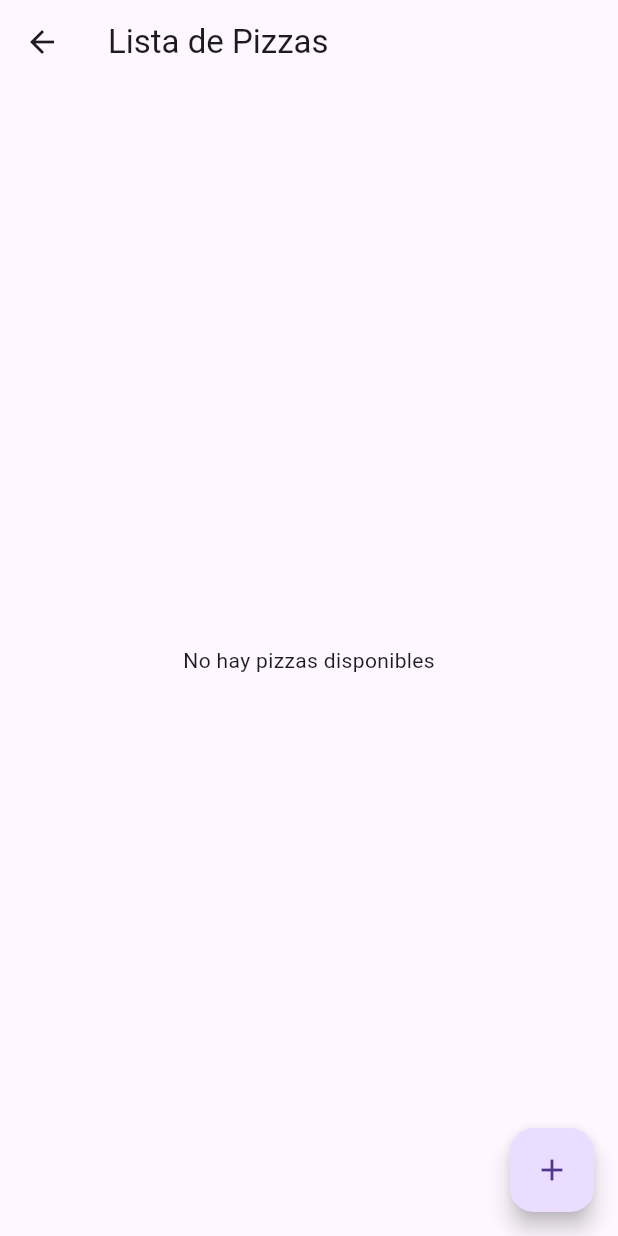
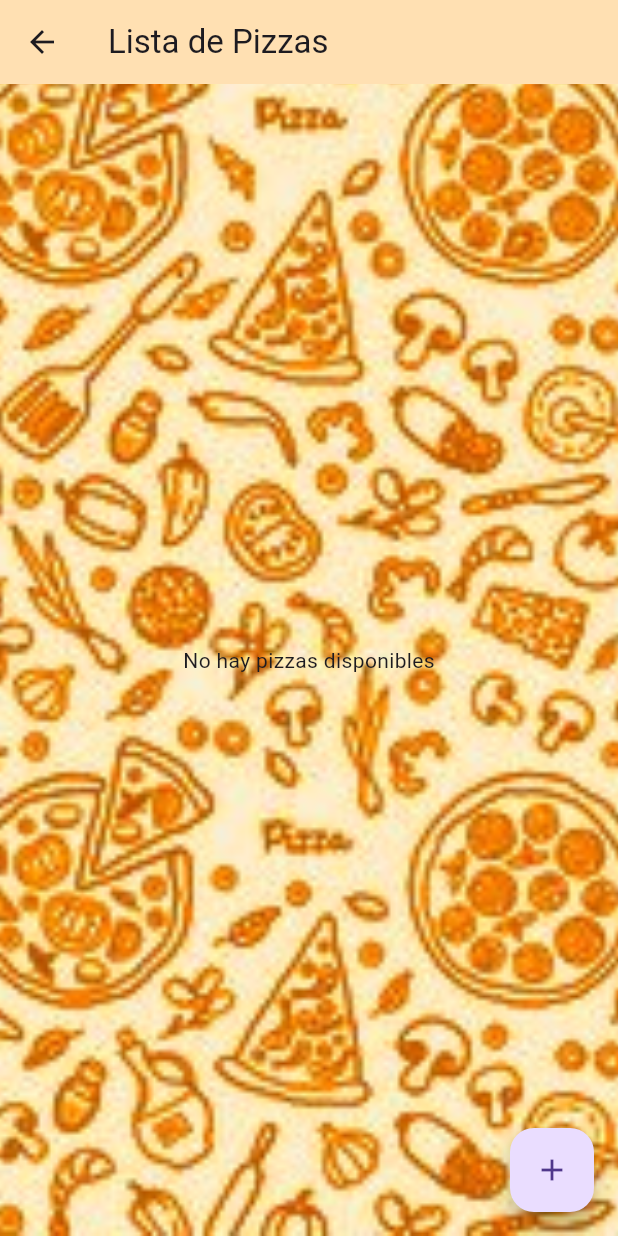
Before and after one commit to HaroldArguelloNic/mynapopizza, a Flutter app: the ProductoPage screen opened by its route, on a phone screen of 412 x 824 dp. Run offline on Flutter 3.47's test engine with Material 3 defaults, Android fonts, the phone set to English and light mode, and no system bars; our stand-ins replace cloud_firestore, firebase_auth, firebase_core, firebase_messaging, firebase_storage, hive and 1 more; missing offline and left inert: mysql_client; accounts and stored records are empty; network calls fail.

Commit message:
aplicacion de background

```diff
--- a/lib/page/cartpage.dart
+++ b/lib/page/cartpage.dart
@@ -28,6 +28,7 @@ class _CartScreenState extends State<CartScreen> {
         CarritoService(); // Instancia del servicio CarritoService
 
     return Scaffold(
+      backgroundColor: Colors.orange[200],
       appBar: AppBar(
         title: const Text('Carrito de Compras'),
       ),
--- a/lib/page/producto_page.dart
+++ b/lib/page/producto_page.dart
@@ -17,7 +17,8 @@ class ProductoPageState extends State<ProductoPage> {
   @override
   void initState() {
     super.initState();
-    _futurePizzas = listaPizzas(); // Obtiene la lista de pizzas al iniciar la página
+    _futurePizzas =
+        listaPizzas(); // Obtiene la lista de pizzas al iniciar la página
   }
 
   void _registerPizza(BuildContext context) {
@@ -69,7 +70,8 @@ class ProductoPageState extends State<ProductoPage> {
                   style: const TextStyle(
                       fontSize: 18, fontWeight: FontWeight.bold),
                 ),
-                const SizedBox(height: 5), // Espacio entre el nombre y el precio
+                const SizedBox(
+                    height: 5), // Espacio entre el nombre y el precio
                 Text(
                   'Precio: \$$precio',
                   style: const TextStyle(
@@ -77,12 +79,14 @@ class ProductoPageState extends State<ProductoPage> {
                       color: Colors.green,
                       fontWeight: FontWeight.bold), // Estilo del precio
                 ),
-                const SizedBox(height: 5), // Espacio entre el precio y la descripción
+                const SizedBox(
+                    height: 5), // Espacio entre el precio y la descripción
                 Text(
                   'Descripción: $descripcion',
                   style: const TextStyle(fontSize: 16),
                 ),
-                const SizedBox(height: 10), // Espacio entre la descripción y el botón
+                const SizedBox(
+                    height: 10), // Espacio entre la descripción y el botón
                 Row(
                   mainAxisAlignment: MainAxisAlignment.end,
                   children: [
@@ -125,7 +129,8 @@ class ProductoPageState extends State<ProductoPage> {
       decoration: BoxDecoration(
         borderRadius: BorderRadius.circular(8.0),
         image: DecorationImage(
-          image: NetworkImage(imagePath), // Usa NetworkImage para cargar la imagen desde una URL
+          image: NetworkImage(
+              imagePath), // Usa NetworkImage para cargar la imagen desde una URL
           fit: BoxFit.cover,
         ),
       ),
@@ -134,9 +139,18 @@ class ProductoPageState extends State<ProductoPage> {
 
   @override
   Widget build(BuildContext context) {
-    return Scaffold(
+    return Container(
+      decoration: const BoxDecoration(
+        image: DecorationImage(
+          image: AssetImage('assets/background2.jpg'),
+          fit: BoxFit.cover,
+        ),
+      ),
+      child: Scaffold(
+        backgroundColor: Colors.transparent,
         appBar: AppBar(
           title: const Text('Lista de Pizzas'),
+          backgroundColor: Colors.orange[100],
         ),
         body: FutureBuilder<List<Map<String, dynamic>>>(
           future: _futurePizzas,
@@ -162,9 +176,11 @@ class ProductoPageState extends State<ProductoPage> {
                         'https://via.placeholder.com/200', // URL de imagen de respaldo si no se proporciona una
                     pizza['descripcion'] ?? 'Descripción no disponible',
                     pizza['precio'] != null
-                      ? pizza['precio'].toString() // convierte el precion en cadena si esta presenta
+                        ? pizza['precio']
+                            .toString() // convierte el precion en cadena si esta presenta
                         : 'Precio no disponible',
-                  pizza['id'] ?? 'id no disponible', // Convierte el precio en cadena si está presente
+                    pizza['id'] ??
+                        'id no disponible', // Convierte el precio en cadena si está presente
                   );
                 },
               );
@@ -176,6 +192,7 @@ class ProductoPageState extends State<ProductoPage> {
           tooltip: 'Registrar Nueva Pizza',
           child: const Icon(Icons.add),
         ),
+      ),
     );
   }
 }
```
Also changed, not shown: lib/page/edita_pizza.dart (+11 -3 lines), lib/page/home_admin.dart (+15 -5 lines), lib/page/home_page.dart (+28 -8 lines). Lines whose indentation alone changed are shown as unchanged.
